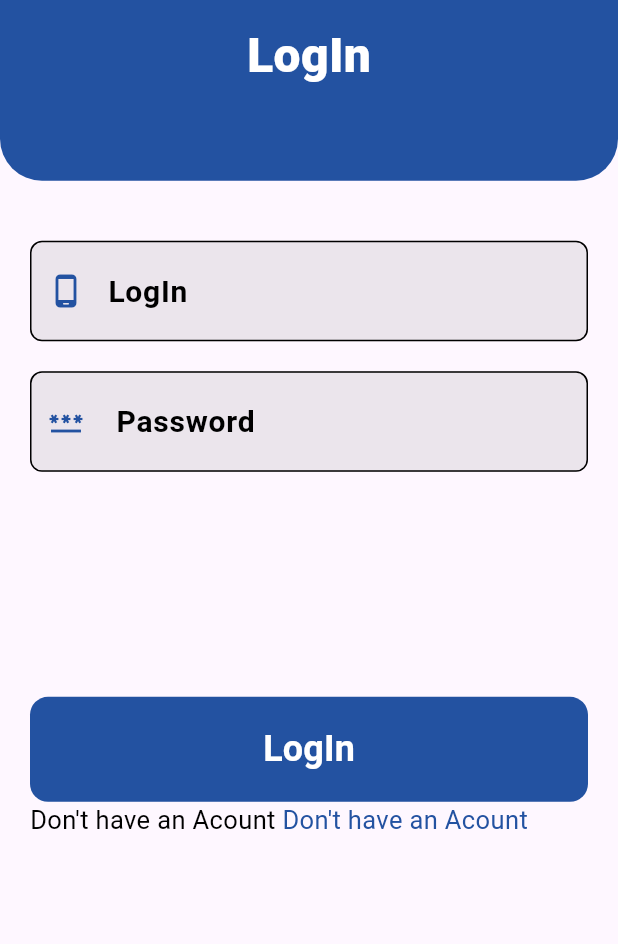
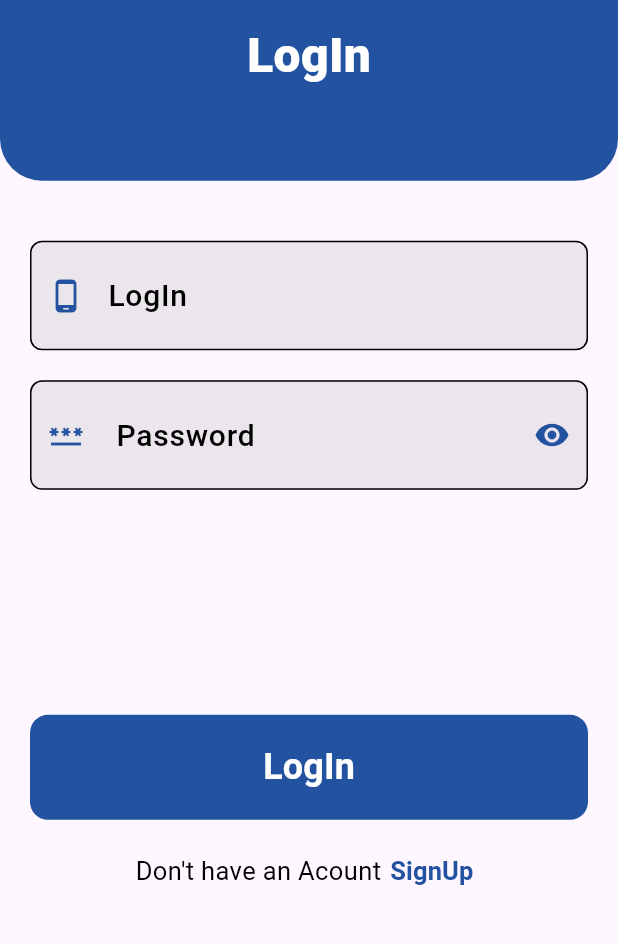
Before and after one commit to AhmedAlsaiem/CarCare, a Flutter app: the LoginView screen opened by its route, on a phone screen of 412 x 824 dp, the part 274-1218 px from its top. Run offline on Flutter 3.47's test engine with Material 3 defaults, Android fonts, the phone set to English and light mode, and no system bars; our stand-ins replace flutter_onboarding_slider.

Commit message:
clean the text form field code

```diff
--- a/lib/core/utils/app_size.dart
+++ b/lib/core/utils/app_size.dart
@@ -1,5 +1,14 @@
 abstract class AppSize {
   static const double s0 = 0.0;
+  static const double s01 = 0.1;
+  static const double s02 = 0.2;
+  static const double s03 = 0.3;
+  static const double s04 = 0.4;
+  static const double s05 = 0.5;
+  static const double s06 = 0.6;
+  static const double s07 = 0.7;
+  static const double s08 = 0.8;
+  static const double s09 = 0.9;
   static const double s1 = 1.0;
   static const double s2 = 2.0;
   static const double s4 = 4.0;
--- a/lib/core/utils/string_manager.dart
+++ b/lib/core/utils/string_manager.dart
@@ -3,13 +3,21 @@ abstract class StringsManager {
   static const String register = 'Register';
   static const String skip = 'Skip';
   static const String login = 'LogIn';
-    static const String signUp = 'SignUp';
-
+  static const String signUp = 'SignUp';
+  static const String email = 'Email';
+  static const String wThis = 'this';
+  static const String isRequired = 'is required';
+  static const String isNotCorrectFormat = 'is not correct format';
+  static const String gmailcom = '@gmail.com';
+  static const String newPassword = 'New Password';
+  static const String confirmPassword = 'Confirm Password';
   static const String startNow = 'Start now!';
   static const String phoneNumber = ' Phone Number';
+  static const String passwordShort = 'this password is Very Short';
   static const String password = ' Password';
-  static const String dontHaveAcount = 'Don\'t have an Acount ';
-  static const String onboardingSubtitle1 =
+  static const String dontHaveAcount = 'Don\'t have an Acount';
+    static const String notCorrectEmail = 'is not correct email';
+static const String onboardingSubtitle1 =
       'learn appliaction is the best application for road side assestacne tat help people to save you ';
   static const String onboardingSubtitle2 =
       'learn appliaction is the best application for road side assestacne tat help people to save you ';
--- a/lib/feature/authentaction/presentation/view/widgets/custom_text_form_field.dart
+++ b/lib/feature/authentaction/presentation/view/widgets/custom_text_form_field.dart
@@ -1,6 +1,7 @@
 import 'package:flutter/material.dart';
 import 'package:splash_app/core/utils/color_manager.dart';
 import 'package:splash_app/core/utils/font_manager.dart';
+import 'package:splash_app/core/utils/string_manager.dart';
 
 class CustomTextFormField extends StatefulWidget {
   const CustomTextFormField(
@@ -25,8 +26,8 @@ class _CustomTextFormFieldState extends State<CustomTextFormField> {
       keyboardType: widget.textInputType,
       style: TextStyle(
           color: ColorsManager.balck,
-          fontWeight: AppFontWieght.medium,
-          fontSize: 18),
+          fontWeight: AppFontWieght.regular,
+          fontSize: FontSize.s22),
       cursorColor: ColorsManager.mainColor,
       onChanged: widget.onchange,
       obscureText: obscureTextMethod(),
@@ -38,10 +39,10 @@ class _CustomTextFormFieldState extends State<CustomTextFormField> {
         errorStyle: const TextStyle(color: ColorsManager.red),
         contentPadding: const EdgeInsets.all(20),
         labelText: widget.label,
-        labelStyle: const TextStyle(
+        labelStyle: TextStyle(
           color: ColorsManager.balck,
-          fontWeight: FontWeight.bold,
-          fontSize: 20,
+          fontWeight: AppFontWieght.medium,
+          fontSize: FontSize.s20,
         ),
         suffixIconColor: ColorsManager.mainColor,
         prefixIconColor: ColorsManager.mainColor,
@@ -60,23 +61,23 @@ class _CustomTextFormFieldState extends State<CustomTextFormField> {
 
   String? validtorMethod(String? value) {
     if (value!.isEmpty) {
-      return '${widget.label} is required';
+      return '${widget.label} ${StringsManager.isRequired} ';
     } else {
-      if (value.length <= 10 && widget.label == 'Email') {
-        return 'this ${widget.label} is not correct fromat';
-      } else if (widget.label == 'Email') {
-        if (value.substring(value.length - 10, value.length) != '@gmail.com') {
-          return 'this ${widget.label} is not correct fromat';
+      if (value.length <= 10 && widget.label == StringsManager.email) {
+        return '${StringsManager.wThis} ${widget.label} ${StringsManager.isNotCorrectFormat}';
+      } else if (widget.label == StringsManager.email) {
+        if (value.substring(value.length - 10, value.length) != StringsManager.gmailcom) {
+          return '${StringsManager.wThis} ${widget.label} ${StringsManager.isNotCorrectFormat}';
         } else {
           return null;
         }
       } else if (value.length <= 6 &&
-          (widget.label == 'Password' ||
-              widget.label == 'New password' ||
-              widget.label == 'Confirm Password')) {
-        return 'this Password is very short';
-      } else if ((widget.label == 'Email') && value.length <= 10) {
-        return 'this ${widget.label} is not correct email';
+          (widget.label == StringsManager.password ||
+              widget.label == StringsManager.newPassword ||
+              widget.label == StringsManager.confirmPassword)) {
+        return StringsManager.passwordShort;
+      } else if ((widget.label == StringsManager.email) && value.length <= 10) {
+        return '${StringsManager.wThis} ${widget.label} ${StringsManager.notCorrectEmail}';
       } else {
         return null;
       }
@@ -93,9 +94,9 @@ class _CustomTextFormFieldState extends State<CustomTextFormField> {
   }
 
   bool obscureTextMethod() {
-    if (widget.label == 'Password' ||
-        widget.label == 'New password' ||
-        widget.label == 'Confirm Password') {
+    if (widget.label == StringsManager.password||
+        widget.label == StringsManager.newPassword ||
+        widget.label == StringsManager.confirmPassword) {
       return visible;
     } else {
       return false;
@@ -103,9 +104,9 @@ class _CustomTextFormFieldState extends State<CustomTextFormField> {
   }
 
   Widget? suffixIconMethod() {
-    if (widget.label == 'Password' ||
-        widget.label == 'New password' ||
-        widget.label == 'Confirm Password') {
+    if (widget.label == StringsManager.password ||
+        widget.label == StringsManager.newPassword ||
+        widget.label == StringsManager.confirmPassword) {
       return IconButton(
         onPressed: () {
           if (visible == true) {
--- a/lib/feature/authentaction/presentation/view/widgets/login_view_body.dart
+++ b/lib/feature/authentaction/presentation/view/widgets/login_view_body.dart
@@ -12,6 +12,7 @@ class LoginViewBody extends StatelessWidget {
   @override
   Widget build(BuildContext context) {
     return Column(
+      crossAxisAlignment: CrossAxisAlignment.center,
       children: [
         const CustomLogoAuth(title: StringsManager.login),
         const SizedBox(height: AppSize.s40),
@@ -49,7 +50,9 @@ class LoginViewBody extends StatelessWidget {
                   style: StylesManager.textStyleBold24,
                 ),
               ),
+              const SizedBox(height: AppSize.s10),
               Row(
+                mainAxisSize: MainAxisSize.min,
                 children: [
                   Text(
                     StringsManager.dontHaveAcount,
@@ -57,12 +60,16 @@ class LoginViewBody extends StatelessWidget {
                       color: ColorsManager.black,
                     ),
                   ),
-                  Text(
-                    StringsManager.dontHaveAcount,
-                    style: StylesManager.textStyleRegular17.copyWith(
-                      color: ColorsManager.mainColor,
+                  TextButton(
+                    style:const ButtonStyle(
+                        padding: WidgetStatePropertyAll(EdgeInsets.all(6))),
+                    onPressed: () {},
+                    child: Text(
+                      StringsManager.signUp,
+                      style: StylesManager.textStyleBold17
+                          .copyWith(color: ColorsManager.mainColor),
                     ),
-                  ),
+                  )
                 ],
               )
             ],
```
